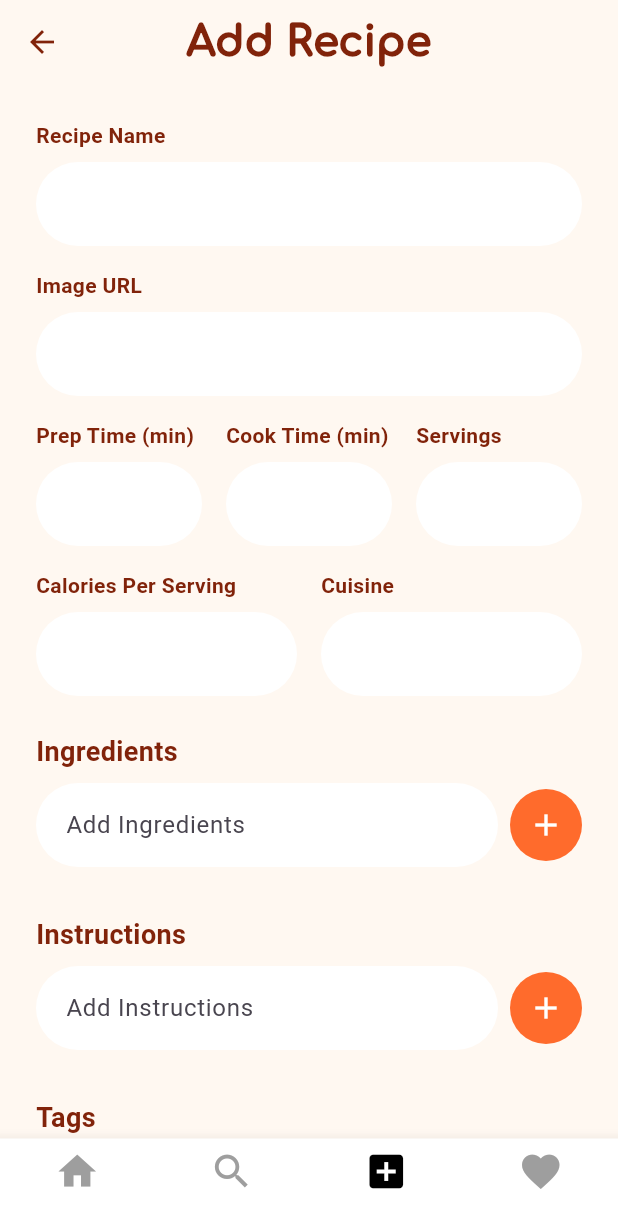
After one commit to AhmedMedhat123/Food-Recipe-Moblie-App, a Flutter app: the AddRecipe screen opened by its route, on a phone screen of 412 x 824 dp. The commit adds this screen. Shown: the top 1228 px of the screen. Run offline on Flutter 3.47's test engine with Material 3 defaults, Android fonts, the phone set to English and light mode, and no system bars; our stand-ins replace cloud_firestore, firebase_auth, firebase_core; accounts and stored records are empty; network calls fail.

Commit message:
adding add recipe page

```diff
--- a/lib/main.dart
+++ b/lib/main.dart
@@ -6,6 +6,7 @@ import 'package:food_recipe_app/pages/login.dart';
 import 'package:food_recipe_app/pages/recipe_detail_page.dart';
 import 'firebase_options.dart';
 import 'package:food_recipe_app/pages/register.dart';
+import 'package:food_recipe_app/pages/add_recipe.dart';
 
 void main() async {
   WidgetsFlutterBinding.ensureInitialized();
@@ -25,6 +26,7 @@ class MyApp extends StatelessWidget {
         '/home': (context) => Home(),
         '/favorites': (context) => FavoritePage(),
         '/register': (context) => Register(),
+        '/add_recipe': (context) => AddRecipe(),
       },
       debugShowCheckedModeBanner: false,
     );
--- /dev/null
+++ b/lib/pages/add_recipe.dart
@@ -0,0 +1,391 @@
+import 'package:flutter/material.dart';
+import 'package:cloud_firestore/cloud_firestore.dart';
+import 'package:food_recipe_app/widgets/bottom_nav_bar.dart';
+
+class AddRecipe extends StatefulWidget {
+  @override
+  _AddRecipeState createState() => _AddRecipeState();
+}
+
+class _AddRecipeState extends State<AddRecipe> {
+  final _formKey = GlobalKey<FormState>();
+  final _nameController = TextEditingController();
+  final _prepTimeController = TextEditingController();
+  final _cookTimeController = TextEditingController();
+  final _servingsController = TextEditingController();
+  final _imageController = TextEditingController();
+  final _caloriesController = TextEditingController();
+  final _cuisineController = TextEditingController();
+
+  final _ingredientController = TextEditingController();
+  final _instructionController = TextEditingController();
+  final _tagController = TextEditingController();
+  final _mealTypeController = TextEditingController();
+
+  List<String> ingredients = [];
+  List<String> instructions = [];
+  List<String> tags = [];
+  List<String> mealTypes = [];
+
+  Future<void> _submitRecipe() async {
+    if (_formKey.currentState!.validate()) {
+      final recipeData = {
+        "id": DateTime.now().millisecondsSinceEpoch,
+        "name": _nameController.text.trim(),
+        "ingredients": ingredients,
+        "instructions": instructions,
+        "prepTimeMinutes": int.tryParse(_prepTimeController.text) ?? 0,
+        "cookTimeMinutes": int.tryParse(_cookTimeController.text) ?? 0,
+        "servings": int.tryParse(_servingsController.text) ?? 0,
+        "difficulty": "Easy",
+        "cuisine": _cuisineController.text.trim(),
+        "caloriesPerServing": int.tryParse(_caloriesController.text) ?? 0,
+        "tags": tags,
+        "userId": 166,
+        "image": _imageController.text.trim(),
+        "rating": 0,
+        "reviewCount": 0,
+        "mealType": mealTypes,
+      };
+
+      await FirebaseFirestore.instance.collection('recipes').add(recipeData);
+
+      ScaffoldMessenger.of(context).showSnackBar(
+        SnackBar(
+          content: Text('Recipe added!'),
+          backgroundColor: Color(0xFFFF6B2C),
+        ),
+      );
+      Navigator.pop(context);
+    }
+  }
+
+  @override
+  Widget build(BuildContext context) {
+    return Scaffold(
+      backgroundColor: Color(0xFFFFF8F1),
+      appBar: AppBar(
+        centerTitle: true,
+
+        title: Text(
+          'Add Recipe',
+          style: TextStyle(
+            fontFamily: 'comfortaa',
+            color: Color(0xFF81230A),
+            fontSize: 28,
+            fontWeight: FontWeight.w900,
+          ),
+        ),
+        backgroundColor: Color(0xFFFFF8F1),
+        elevation: 0,
+        leading: IconButton(
+          icon: Icon(Icons.arrow_back, color: Color(0xFF81230A)),
+          onPressed: () => Navigator.pop(context),
+        ),
+      ),
+      body: SingleChildScrollView(
+        padding: EdgeInsets.all(24),
+        child: Form(
+          key: _formKey,
+          child: Column(
+            crossAxisAlignment: CrossAxisAlignment.start,
+            children: [
+              // Recipe Name
+              _buildTextField(_nameController, 'Recipe Name'),
+              SizedBox(height: 16),
+
+              // Image URL
+              _buildTextField(_imageController, 'Image URL'),
+              SizedBox(height: 16),
+
+              // Time and Servings Row
+              Row(
+                children: [
+                  Expanded(
+                    child: _buildTextField(
+                      _prepTimeController,
+                      'Prep Time (min)',
+                      isNumber: true,
+                    ),
+                  ),
+                  SizedBox(width: 16),
+                  Expanded(
+                    child: _buildTextField(
+                      _cookTimeController,
+                      'Cook Time (min)',
+                      isNumber: true,
+                    ),
+                  ),
+                  SizedBox(width: 16),
+                  Expanded(
+                    child: _buildTextField(
+                      _servingsController,
+                      'Servings',
+                      isNumber: true,
+                    ),
+                  ),
+                ],
+              ),
+              SizedBox(height: 16),
+
+              // Calories and Cuisine
+              Row(
+                children: [
+                  Expanded(
+                    child: _buildTextField(
+                      _caloriesController,
+                      'Calories Per Serving',
+                      isNumber: true,
+                    ),
+                  ),
+                  SizedBox(width: 16),
+                  Expanded(
+                    child: _buildTextField(_cuisineController, 'Cuisine'),
+                  ),
+                ],
+              ),
+              SizedBox(height: 24),
+
+              // Ingredients Section
+              _buildListSection(
+                title: 'Ingredients',
+                list: ingredients,
+                controller: _ingredientController,
+                onAdd: () {
+                  if (_ingredientController.text.isNotEmpty) {
+                    setState(() {
+                      ingredients.add(_ingredientController.text.trim());
+                      _ingredientController.clear();
+                    });
+                  }
+                },
+                onRemove: (index) {
+                  setState(() {
+                    ingredients.removeAt(index);
+                  });
+                },
+              ),
+              SizedBox(height: 24),
+
+              // Instructions Section
+              _buildListSection(
+                title: 'Instructions',
+                list: instructions,
+                controller: _instructionController,
+                onAdd: () {
+                  if (_instructionController.text.isNotEmpty) {
+                    setState(() {
+                      instructions.add(_instructionController.text.trim());
+                      _instructionController.clear();
+                    });
+                  }
+                },
+                onRemove: (index) {
+                  setState(() {
+                    instructions.removeAt(index);
+                  });
+                },
+              ),
+              SizedBox(height: 24),
+
+              // Tags Section
+              _buildListSection(
+                title: 'Tags',
+                list: tags,
+                controller: _tagController,
+                onAdd: () {
+                  if (_tagController.text.isNotEmpty) {
+                    setState(() {
+                      tags.add(_tagController.text.trim());
+                      _tagController.clear();
+                    });
+                  }
+                },
+                onRemove: (index) {
+                  setState(() {
+                    tags.removeAt(index);
+                  });
+                },
+              ),
+              SizedBox(height: 24),
+
+              // Meal Types Section
+              _buildListSection(
+                title: 'Meal Types',
+                list: mealTypes,
+                controller: _mealTypeController,
+                onAdd: () {
+                  if (_mealTypeController.text.isNotEmpty) {
+                    setState(() {
+                      mealTypes.add(_mealTypeController.text.trim());
+                      _mealTypeController.clear();
+                    });
+                  }
+                },
+                onRemove: (index) {
+                  setState(() {
+                    mealTypes.removeAt(index);
+                  });
+                },
+              ),
+              SizedBox(height: 32),
+
+              // Submit Button
+              SizedBox(
+                width: double.infinity,
+                height: 50,
+                child: ElevatedButton(
+                  onPressed: _submitRecipe,
+                  style: ElevatedButton.styleFrom(
+                    backgroundColor: Color(0xFFFF6B2C),
+                    shape: RoundedRectangleBorder(
+                      borderRadius: BorderRadius.circular(30),
+                    ),
+                  ),
+                  child: Text(
+                    'ADD RECIPE',
+                    style: TextStyle(
+                      fontWeight: FontWeight.bold,
+                      fontSize: 16,
+                      color: Colors.white,
+                    ),
+                  ),
+                ),
+              ),
+            ],
+          ),
+        ),
+      ),
+      bottomNavigationBar: BottomNavBar(currentIndex: 2, onTap: (index) {}),
+    );
+  }
+
+  Widget _buildTextField(
+    TextEditingController controller,
+    String label, {
+    bool isNumber = false,
+  }) {
+    return Column(
+      crossAxisAlignment: CrossAxisAlignment.start,
+      children: [
+        Text(
+          label,
+          style: TextStyle(
+            color: Color(0xFF81230A),
+            fontWeight: FontWeight.bold,
+          ),
+        ),
+        SizedBox(height: 8),
+        TextFormField(
+          controller: controller,
+          keyboardType: isNumber ? TextInputType.number : TextInputType.text,
+          decoration: InputDecoration(
+            filled: true,
+            fillColor: Colors.white,
+            contentPadding: EdgeInsets.symmetric(vertical: 16, horizontal: 16),
+            border: OutlineInputBorder(
+              borderRadius: BorderRadius.circular(30),
+              borderSide: BorderSide.none,
+            ),
+          ),
+          validator: (value) {
+            if (value == null || value.trim().isEmpty) return 'Required';
+            if (isNumber && int.tryParse(value) == null)
+              return 'Enter a valid number';
+            return null;
+          },
+        ),
+      ],
+    );
+  }
+
+  Widget _buildListSection({
+    required String title,
+    required List<String> list,
+    required TextEditingController controller,
+    required VoidCallback onAdd,
+    required Function(int) onRemove,
+  }) {
+    return Column(
+      crossAxisAlignment: CrossAxisAlignment.start,
+      children: [
+        Text(
+          title,
+          style: TextStyle(
+            color: Color(0xFF81230A),
+            fontSize: 18,
+            fontWeight: FontWeight.bold,
+          ),
+        ),
+        SizedBox(height: 8),
+        Row(
+          children: [
+            Expanded(
+              child: TextField(
+                controller: controller,
+                decoration: InputDecoration(
+                  hintText: 'Add $title',
+                  filled: true,
+                  fillColor: Colors.white,
+                  contentPadding: EdgeInsets.symmetric(
+                    vertical: 16,
+                    horizontal: 16,
+                  ),
+                  border: OutlineInputBorder(
+                    borderRadius: BorderRadius.circular(30),
+                    borderSide: BorderSide.none,
+                  ),
+                ),
+              ),
+            ),
+            SizedBox(width: 8),
+            Container(
+              decoration: BoxDecoration(
+                color: Color(0xFFFF6B2C),
+                shape: BoxShape.circle,
+              ),
+              child: IconButton(
+                icon: Icon(Icons.add, color: Colors.white),
+                onPressed: onAdd,
+              ),
+            ),
+          ],
+        ),
+        SizedBox(height: 8),
+        ...List.generate(list.length, (index) {
+          return Container(
+            margin: EdgeInsets.only(bottom: 8),
+            decoration: BoxDecoration(
+              color: Colors.white,
+              borderRadius: BorderRadius.circular(30),
+            ),
+            child: ListTile(
+              contentPadding: EdgeInsets.symmetric(horizontal: 16),
+              title: Text(list[index]),
+              trailing: IconButton(
+                icon: Icon(Icons.close, color: Colors.grey),
+                onPressed: () => onRemove(index),
+              ),
+            ),
+          );
+        }),
+      ],
+    );
+  }
+
+  @override
+  void dispose() {
+    _nameController.dispose();
+    _prepTimeController.dispose();
+    _cookTimeController.dispose();
+    _servingsController.dispose();
+    _imageController.dispose();
+    _caloriesController.dispose();
+    _cuisineController.dispose();
+    _ingredientController.dispose();
+    _instructionController.dispose();
+    _tagController.dispose();
+    _mealTypeController.dispose();
+    super.dispose();
+  }
+}
--- a/lib/widgets/bottom_nav_bar.dart
+++ b/lib/widgets/bottom_nav_bar.dart
@@ -24,6 +24,8 @@ class BottomNavBar extends StatelessWidget {
             context,
             MaterialPageRoute(builder: (_) => Home(focusSearch: true)),
           );
+        } else if (index == 2) {
+          Navigator.pushReplacementNamed(context, '/add_recipe');
         } else if (index == 3) {
           Navigator.pushReplacementNamed(context, '/favorites');
         } else {
```
